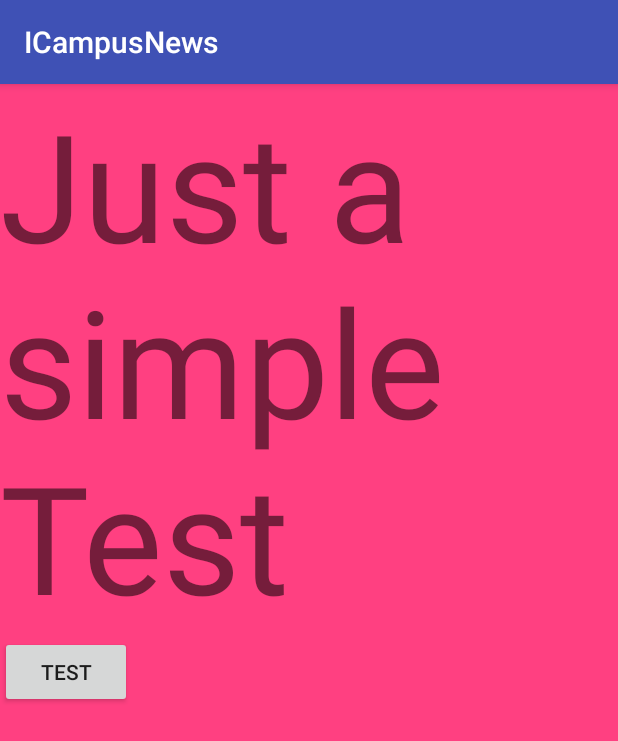
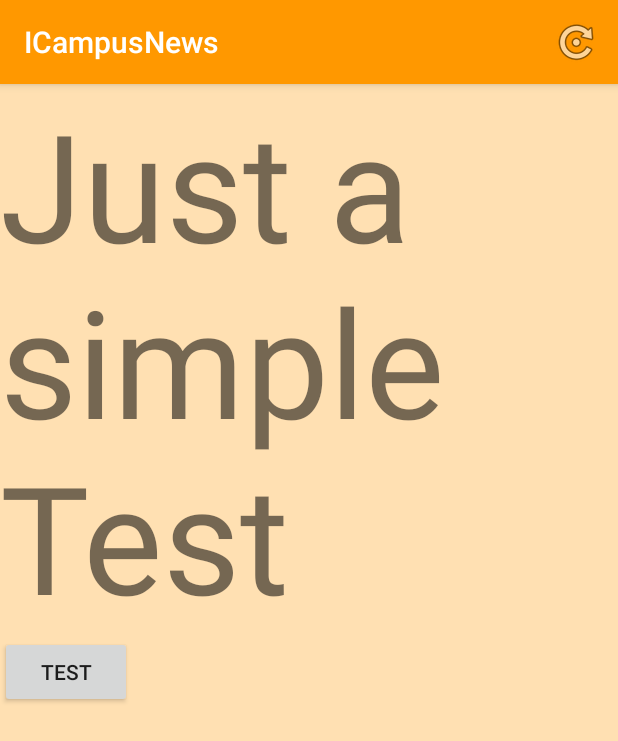
Before and after one commit to TheOnlyMarv/ICampusNews, an Android app: the fragment TestFragment placed in its activity, after a tap on "TEST", on a phone screen of 412 x 824 dp. Shown: the top 741 px of the screen. Run offline under Robolectric (Android 15) with nearby library versions, the phone set to English and light mode, and no system bars; 1 other tap on this screen came first.

Commit message:
- Changed toast to snackbar - Changed color set - Add reload button - Some cardview changes

```diff
--- a/app/build.gradle
+++ b/app/build.gradle
@@ -24,10 +24,11 @@ android {
 }
 
 dependencies {
-    compile fileTree(dir: 'libs', include: ['*.jar'])
+    compile fileTree(include: ['*.jar'], dir: 'libs')
     testCompile 'junit:junit:4.12'
     compile 'com.android.support:appcompat-v7:23.1.1'
     compile 'com.android.support:support-v4:23.1.1'
     compile 'com.android.support:cardview-v7:23.1.1'
     compile 'com.android.support:recyclerview-v7:23.1.0'
+    compile 'com.android.support:design:23.1.1'
 }
--- a/app/src/main/java/de/fhws/mavlix/icampusnews/MainActivity.java
+++ b/app/src/main/java/de/fhws/mavlix/icampusnews/MainActivity.java
@@ -1,29 +1,54 @@
 package de.fhws.mavlix.icampusnews;
 
 import android.os.Bundle;
+import android.support.design.widget.Snackbar;
 import android.support.v4.app.Fragment;
 import android.support.v4.app.FragmentManager;
 import android.support.v4.app.FragmentTransaction;
 import android.support.v7.app.AppCompatActivity;
+import android.util.Log;
+import android.view.Menu;
+import android.view.MenuInflater;
+import android.view.MenuItem;
+import android.widget.Toast;
 
 public class MainActivity extends AppCompatActivity {
+
+    Fragment newsListFragment;
+
+    @Override
+    public boolean onCreateOptionsMenu(Menu menu) {
+        MenuInflater inflater = getMenuInflater();
+        inflater.inflate(R.menu.menu_main, menu);
+        return true;
+    }
 
     @Override
     protected void onCreate(Bundle savedInstanceState) {
         super.onCreate(savedInstanceState);
         setContentView(R.layout.activity_main);
-
         /*Fragment testFragment = new TestFragment();
         FragmentManager fm = getFragmentManager();
         FragmentTransaction ft = fm.beginTransaction();
         ft.replace(R.id.mainFrameLayout,testFragment);
         ft.commit();*/
 
-        Fragment newsListFragment = new NewsListFragment();
+        newsListFragment = new NewsListFragment();
         FragmentManager fm = getSupportFragmentManager();
         FragmentTransaction ft = fm.beginTransaction();
         ft.replace(R.id.mainFrameLayout, newsListFragment);
         ft.commit();
 
     }
+
+    @Override
+    public boolean onOptionsItemSelected(MenuItem item) {
+        switch (item.getItemId()){
+            case R.id.action_reload:
+                getSupportFragmentManager().beginTransaction().detach(newsListFragment).attach(newsListFragment).commit();
+                return true;
+            default:
+                return super.onOptionsItemSelected(item);
+        }
+    }
 }
--- a/app/src/main/java/de/fhws/mavlix/icampusnews/NewsListFragment.java
+++ b/app/src/main/java/de/fhws/mavlix/icampusnews/NewsListFragment.java
@@ -1,8 +1,8 @@
 package de.fhws.mavlix.icampusnews;
 
 import android.os.Bundle;
-import android.os.Handler;
 import android.support.annotation.Nullable;
+import android.support.design.widget.Snackbar;
 import android.support.v4.app.Fragment;
 import android.support.v7.widget.GridLayoutManager;
 import android.support.v7.widget.RecyclerView;
@@ -53,7 +53,7 @@ public class NewsListFragment extends Fragment implements NetworkEvents {
         getActivity().runOnUiThread(new Runnable() {
             @Override
             public void run() {
-                Toast.makeText(getActivity().getApplicationContext(), msg, Toast.LENGTH_LONG).show();
+                Snackbar.make(inflatedView, msg, Snackbar.LENGTH_LONG).show();
                 ProgressBar progressBar = (ProgressBar)inflatedView.findViewById(R.id.progressbar);
                 progressBar.setVisibility(View.INVISIBLE);
             }
--- a/app/src/main/res/layout/activity_main.xml
+++ b/app/src/main/res/layout/activity_main.xml
@@ -1,5 +1,6 @@
 <?xml version="1.0" encoding="utf-8"?>
 <RelativeLayout xmlns:android="http://schemas.android.com/apk/res/android"
+    android:id="@+id/mainLayout"
     xmlns:tools="http://schemas.android.com/tools"
     android:layout_width="match_parent"
     android:layout_height="match_parent"
--- a/app/src/main/res/layout/fragment_test.xml
+++ b/app/src/main/res/layout/fragment_test.xml
@@ -1,7 +1,7 @@
 <?xml version="1.0" encoding="utf-8"?>
 <LinearLayout xmlns:android="http://schemas.android.com/apk/res/android"
     android:orientation="vertical" android:layout_width="match_parent"
-    android:layout_height="match_parent" android:background="@color/colorAccent">
+    android:layout_height="match_parent" android:background="@color/primary_light">
 
     <TextView
         android:layout_width="wrap_content"
--- /dev/null
+++ b/app/src/main/res/menu/menu_main.xml
@@ -0,0 +1,9 @@
+<?xml version="1.0" encoding="utf-8"?>
+<menu xmlns:android="http://schemas.android.com/apk/res/android"
+    xmlns:app="http://schemas.android.com/apk/res-auto"
+    xmlns:tools="http://schemas.android.com/tools" tools:context=".MainActivity">
+    <item android:id="@+id/action_reload" android:orderInCategory="200"
+
+        android:title="Reload" android:icon="@android:drawable/ic_menu_rotate"
+        app:showAsAction="ifRoom|collapseActionView" />
+</menu>
--- a/app/src/main/res/values/colors.xml
+++ b/app/src/main/res/values/colors.xml
@@ -1,9 +1,11 @@
 <?xml version="1.0" encoding="utf-8"?>
 <resources>
-    <color name="colorPrimary">#3F51B5</color>
-    <color name="colorPrimaryDark">#303F9F</color>
-    <color name="colorAccent">#FF4081</color>
-    <color name="cardview_date_color">#FFA500</color>
-    <color name="cardview_headline_color">#000000</color>
-    <color name="cardview_background_color">#D3D3D3</color>
+    <color name="primary">#FF9800</color>
+    <color name="primary_dark">#F57C00</color>
+    <color name="primary_light">#FFE0B2</color>
+    <color name="accent">#FFC107</color>
+    <color name="primary_text">#212121</color>
+    <color name="secondary_text">#727272</color>
+    <color name="icons">#212121</color>
+    <color name="divider">#B6B6B6</color>
 </resources>
--- a/app/src/main/res/values/styles.xml
+++ b/app/src/main/res/values/styles.xml
@@ -3,9 +3,9 @@
     <!-- Base application theme. -->
     <style name="AppTheme" parent="Theme.AppCompat.Light.DarkActionBar">
         <!-- Customize your theme here. -->
-        <item name="colorPrimary">@color/colorPrimary</item>
-        <item name="colorPrimaryDark">@color/colorPrimaryDark</item>
-        <item name="colorAccent">@color/colorAccent</item>
+        <item name="colorPrimary">@color/primary</item>
+        <item name="colorPrimaryDark">@color/primary_dark</item>
+        <item name="colorAccent">@color/accent</item>
     </style>
 
 </resources>
```
Also changed, not shown: app/src/main/res/layout/cardview_news.xml (+5 -4 lines), gradle/wrapper/gradle-wrapper.properties, 2 other files.
